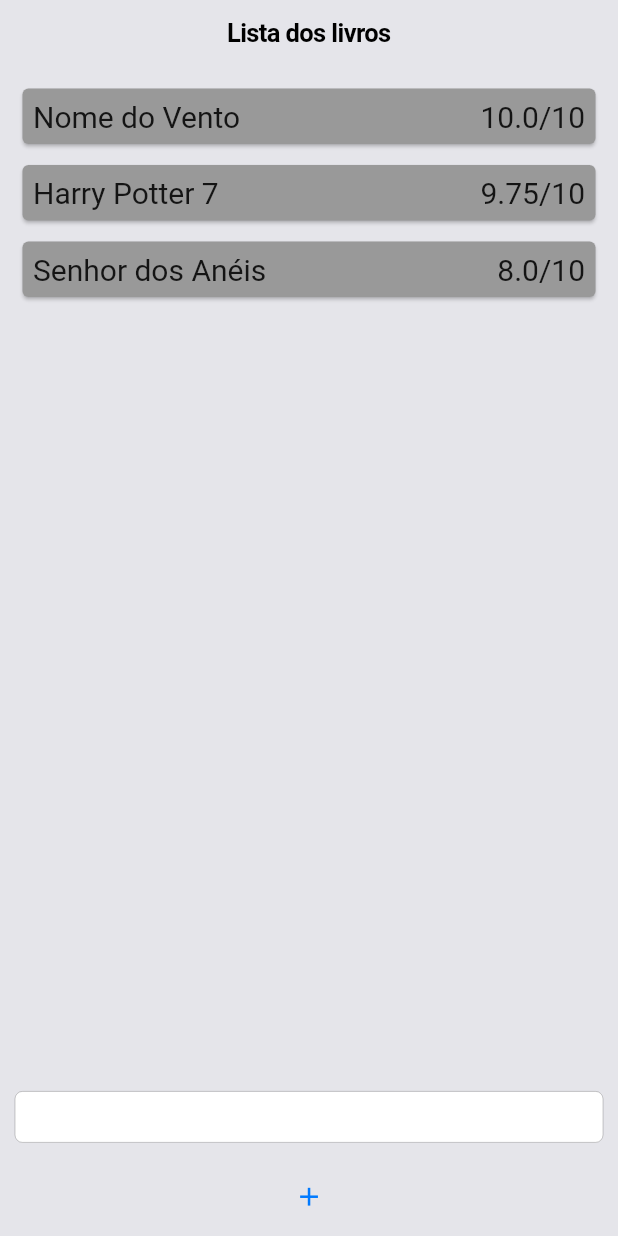
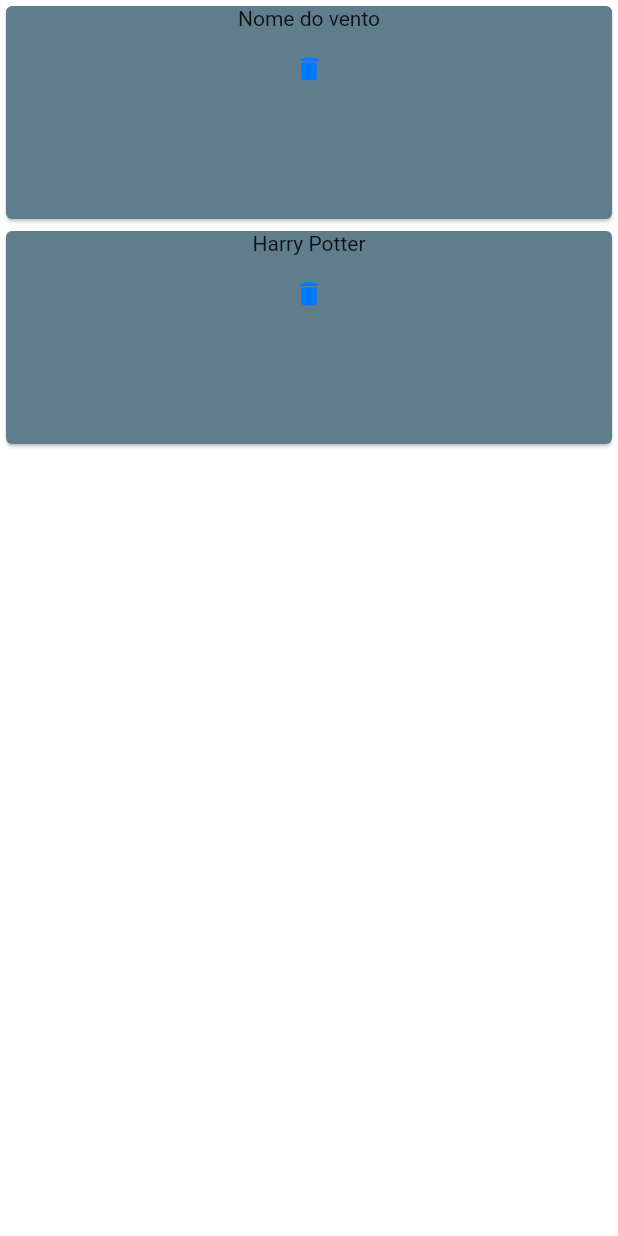
Before and after one commit to dju4mota/book_list, a Flutter app: the screen it shows after launch, on a phone screen of 412 x 824 dp. Run offline on Flutter 3.47's test engine with Material 2 defaults, Android fonts, the phone set to English and light mode, and no system bars.

Commit message:
Recomeço do Projeto
Deletando os arquivos e recomeçando do zero

```diff
--- /dev/null
+++ b/lib/BookCard.dart
@@ -0,0 +1,33 @@
+import 'package:flutter/cupertino.dart';
+import 'package:flutter/material.dart';
+
+class BookCard extends StatefulWidget {
+  @override
+  State<BookCard> createState() => _BookCardState();
+  final String titulo;
+  Function function;
+  final int id;
+  BookCard({required this.titulo, required this.function, required this.id});
+}
+
+class _BookCardState extends State<BookCard> {
+  @override
+  Widget build(BuildContext context) {
+    return Container(
+      height: 150,
+      width: 330,
+      child: Card(
+        child: Column(
+          children: [
+            Text(widget.titulo),
+            CupertinoButton(
+              child: Icon(Icons.delete),
+              onPressed: () => widget.function(widget.id),
+            )
+          ],
+        ),
+        color: Colors.blueGrey,
+      ),
+    );
+  }
+}
--- /dev/null
+++ b/lib/List.dart
@@ -0,0 +1,34 @@
+import 'package:flutter/material.dart';
+
+import 'BookCard.dart';
+
+class BookList extends StatefulWidget {
+  @override
+  _BookListState createState() => _BookListState();
+}
+
+class _BookListState extends State<BookList> {
+  List<String> bookList = ["Nome do vento", "Harry Potter"];
+
+  void delete(int index) {
+    setState(() {
+      bookList.removeAt(index);
+    });
+  }
+
+  @override
+  Widget build(BuildContext context) {
+    return Container(
+      child: ListView.builder(
+        itemBuilder: (BuildContext context, int index) {
+          return BookCard(
+            titulo: bookList[index],
+            function: delete,
+            id: index,
+          );
+        },
+        itemCount: bookList.length,
+      ),
+    );
+  }
+}
--- a/lib/main.dart
+++ b/lib/main.dart
@@ -1,6 +1,5 @@
-import 'package:book_list/screens/home.dart';
+import 'package:book_list/List.dart';
 import 'package:flutter/cupertino.dart';
-import 'package:flutter/material.dart';
 
 void main() => runApp(MyApp());
 
@@ -8,8 +7,10 @@ class MyApp extends StatelessWidget {
   @override
   Widget build(BuildContext context) {
     return CupertinoApp(
-        theme: CupertinoThemeData(),
-        home: Home()
+      theme: CupertinoThemeData(),
+      home: CupertinoPageScaffold(
+        child: BookList(),
+      ),
     );
   }
 }
--- a/lib/models/Book.dart
+++ /dev/null
@@ -1,11 +0,0 @@
-class Book {
-  final String name;
-  final String author;
-  final int totalPages;
-  final double rating;
-  final String publisher;
-
-  Book(this.name, this.author, this.totalPages, this.rating, this.publisher);
-
-
-}
--- a/lib/models/BookItem.dart
+++ /dev/null
@@ -1,33 +0,0 @@
-import 'package:book_list/models/Book.dart';
-import 'package:flutter/cupertino.dart';
-import 'package:flutter/material.dart';
-
-class BookItem extends StatelessWidget {
-  final Book bk;
-
-  BookItem(this.bk);
-
-  @override
-  Widget build(BuildContext context) {
-    return Card(
-      color: CupertinoColors.inactiveGray,
-      margin: const EdgeInsets.all(7),
-      child: Padding(
-        padding: EdgeInsets.all(7),
-        child: Row(
-          mainAxisAlignment: MainAxisAlignment.spaceBetween,
-          children: [
-            Text(
-              bk.name,
-              style: TextStyle(fontSize: 20),
-            ),
-            Text(
-              bk.rating.toString() + "/10",
-              style: TextStyle(fontSize: 20),
-            ),
-          ],
-        ),
-      ),
-    );
-  }
-}
--- a/lib/screens/NewBook.dart
+++ /dev/null
@@ -1,11 +0,0 @@
-import 'package:flutter/cupertino.dart';
-
-class NewBook extends StatelessWidget {
-
-  @override
-  Widget build(BuildContext context) {
-    return Container(
-
-    );
-  }
-}
--- a/lib/screens/home.dart
+++ /dev/null
@@ -1,53 +0,0 @@
-import 'package:book_list/models/Book.dart';
-import 'package:book_list/widgets/BookList.dart';
-import 'package:flutter/cupertino.dart';
-import 'package:flutter/material.dart';
-
-class Home extends StatefulWidget {
-  static TextEditingController nomeController = TextEditingController();
-
-  static List<Book> bookList = <Book>[
-    Book("Nome do Vento", "Patrick Ruffus", 650, 10.0, "Arqueiro"),
-    Book("Harry Potter 7", "J K Rolling", 600, 9.75, ""),
-    Book("Senhor dos Anéis", "J R R Tolkien", 1200, 8.0, "Tolkien")
-  ];
-
-  @override
-  _HomeState createState() => _HomeState();
-}
-
-class _HomeState extends State<Home> {
-  void addBook() {
-    setState(() {
-      Home.bookList.insert(
-          Home.bookList.length, Book(Home.nomeController.text, "", 0, 0, ""));
-    });
-  }
-
-  @override
-  Widget build(BuildContext context) {
-    return CupertinoPageScaffold(
-      navigationBar: const CupertinoNavigationBar(
-        middle: const Text('Lista dos livros'),
-      ),
-      backgroundColor: CupertinoColors.lightBackgroundGray,
-      child: SafeArea(
-        child: Column(
-          children: [
-            BookList(),
-            Padding(
-                padding: EdgeInsets.all(10),
-                child: CupertinoTextField(
-                  controller: Home.nomeController,
-                )),
-            CupertinoButton(
-                child: Icon(Icons.add),
-                onPressed: () {
-                  addBook();
-                })
-          ],
-        ),
-      ),
-    );
-  }
-}
--- a/lib/widgets/BookList.dart
+++ /dev/null
@@ -1,29 +0,0 @@
-import 'package:book_list/models/Book.dart';
-import 'package:book_list/models/BookItem.dart';
-import 'package:book_list/screens/home.dart';
-import 'package:flutter/cupertino.dart';
-import 'package:flutter/material.dart';
-
-class BookList extends StatefulWidget {
-  @override
-  State<BookList> createState() => BookListState();
-}
-
-class BookListState extends State<BookList> {
-
-
-  @override
-  Widget build(BuildContext context) {
-    return Expanded(
-      child: SizedBox(
-        height: 200.0,
-        child: ListView.builder(
-            itemCount: Home.bookList.length,
-            padding: const EdgeInsets.all(8),
-            itemBuilder: (BuildContext context, int index) {
-              return BookItem(Home.bookList[index]);
-            }),
-      ),
-    );
-  }
-}
--- a/lib/widgets/NewBook.dart
+++ /dev/null
@@ -1,21 +0,0 @@
-import 'package:flutter/cupertino.dart';
-import 'package:flutter/material.dart';
-import 'package:flutter/services.dart';
-
-class NewBook extends StatelessWidget {
-  late String text ;
-
-  @override
-  Widget build(BuildContext context) {
-    return Scaffold(
-      body:Expanded(
-        child: Column(
-        children: [
-          TextField(
-              onChanged: (text){}
-          ),
-        ],
-      ),
-    ));
-  }
-}
```
Also changed, not shown: 1 other file.
